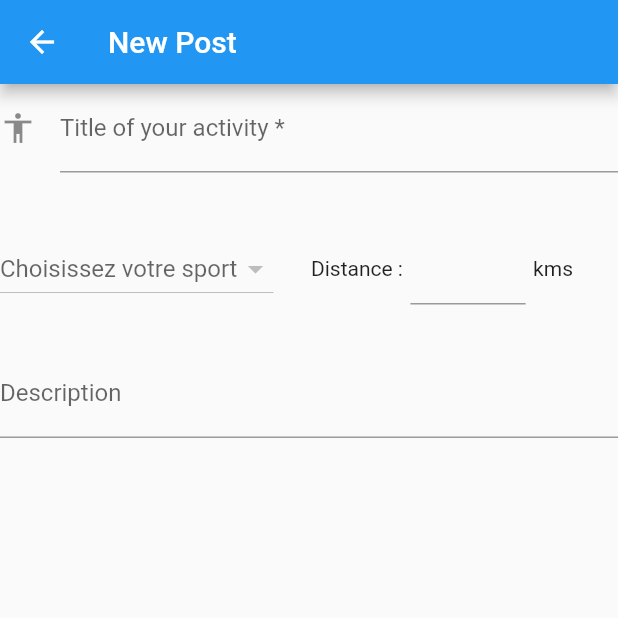
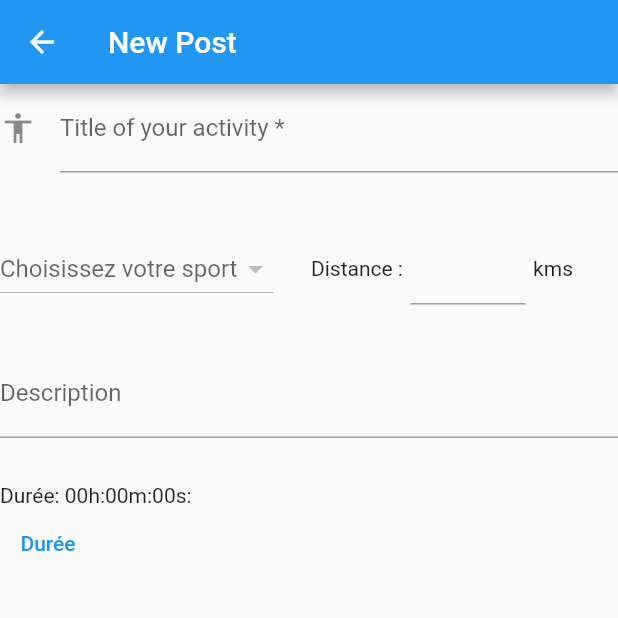
Before and after one commit to DebroyeAntoine/social-network, a Flutter app: the EditPostView screen opened directly, on a phone screen of 412 x 824 dp, the top half of it. Run offline on Flutter 3.47's test engine with Material 2 defaults, Android fonts, the phone set to English and light mode, and no system bars; our stand-ins replace bloc, cloud_firestore, email_validator, equatable, firebase_auth, firebase_core and 2 more; accounts and stored records are empty; network calls fail.

Commit message:
edit_post: Add a duration picker
The duration time picker is shown in a dialog popup and saved into the bloc

```diff
--- a/lib/bloc/post_bloc/post_event.dart
+++ b/lib/bloc/post_bloc/post_event.dart
@@ -43,6 +43,15 @@ class PostDistanceChanged extends PostEvent {
   List<Object?> get props => [distance];
 }
 
+class PostDurationChanged extends PostEvent {
+  const PostDurationChanged({this.duration});
+
+  final Duration? duration;
+
+  @override
+  List<Object?> get props => [duration];
+}
+
 class PostSubmitted extends PostEvent {
   const PostSubmitted();
 }
--- a/lib/bloc/post_bloc/post_state.dart
+++ b/lib/bloc/post_bloc/post_state.dart
@@ -21,7 +21,7 @@ class PostState extends Equatable {
     this.sport,
     this.title,
     this.distance,
-
+    this.duration,
   });
 
   bool get isNewPost => initialPost == null;
@@ -36,6 +36,7 @@ class PostState extends Equatable {
   final String? sport;
   final String? title;
   final double? distance;
+  final Duration? duration;
 
   PostState copyWith({
     PostStatus? status,
@@ -48,6 +49,7 @@ class PostState extends Equatable {
     List<String>? sports,
     String? title,
     double? distance,
+    Duration? duration,
   }) {
     return PostState(
       date: date ?? this.date,
@@ -60,6 +62,7 @@ class PostState extends Equatable {
       sports: sports ?? this.sports,
       title: title ?? this.title,
       distance: distance ?? this.distance,
+      duration: duration ?? this.duration,
     );
   }
 
@@ -68,5 +71,5 @@ class PostState extends Equatable {
 
 
   @override
-  List<Object?> get props => [status, description, initialPost, image, user, date, sport, sports, title, distance];
+  List<Object?> get props => [status, description, initialPost, image, user, date, sport, sports, title, distance, duration];
 }
--- a/lib/presentation/edit_post.dart
+++ b/lib/presentation/edit_post.dart
@@ -1,4 +1,5 @@
 
+import 'package:flutter/cupertino.dart';
 import 'package:flutter/material.dart';
 import 'package:flutter_bloc/flutter_bloc.dart';
 import 'package:social_network/bloc/post_bloc/post_bloc.dart';
@@ -37,6 +38,8 @@ class EditPostView extends StatelessWidget {
   Widget build(BuildContext context) {
     final sports = context.select((PostBloc bloc) => bloc.state.sports);
     final sport = context.select((PostBloc bloc) => bloc.state.sport);
+    return BlocBuilder<PostBloc, PostState>(
+  builder: (context, state) {
     return Scaffold(
       appBar: AppBar(
         title: const Text("New Post"),
@@ -99,7 +102,70 @@ class EditPostView extends StatelessWidget {
                 context.read<PostBloc>().add(PostDescriptionChanged(description: description));
               },
             ),
+            const SizedBox(height: 30),
+            Text("Durée: " + (context
+                          .read<PostBloc>()
+                          .state
+                          .duration
+                          ?.inHours
+                          .toString() ??
+                      '00') +
+                  'h:' +
+                  (context
+                          .read<PostBloc>()
+                          .state
+                          .duration
+                          ?.inMinutes
+                          .remainder(60)
+                          .toString() ??
+                      '00') +
+                  'm:' +
+                  (context
+                          .read<PostBloc>()
+                          .state
+                          .duration
+                          ?.inSeconds
+                          .remainder(60)
+                          .toString() ??
+                      '00') +
+                  's:'),
+              TextButton(
+              child: const Text('Durée'),
+              onPressed: () {
+                showMyDialog(context);
+              },
+            ),
           ])
         );
+  },
+);
+  }
+
+  void showMyDialog(BuildContext context) {
+    final bloc = context.read<PostBloc>();
+    showDialog<bool>(
+        context: context,
+        builder: (BuildContext context) {
+          return BlocProvider<PostBloc>.value(
+              value: bloc,
+              child: AlertDialog(
+                insetPadding: EdgeInsets.symmetric(horizontal: 20),
+                content: SizedBox(
+                    width: 200,
+                    height: 200,
+                    child: CupertinoTimerPicker(
+                        onTimerDurationChanged: (Duration duration) {
+                          bloc.add(PostDurationChanged(duration: duration));
+                    })),
+                actions: <Widget>[
+                  TextButton(
+                    child: const Text('OK'),
+                    onPressed: () {
+                      Navigator.of(context).pop(true);
+                    },
+                  ),
+                ],
+              ));
+        });
   }
 }
--- a/lib/repository/models/post.dart
+++ b/lib/repository/models/post.dart
@@ -35,6 +35,7 @@ class Post extends Equatable {
     required this.sport,
     required this.title,
     required this.distance,
+    required this.duration,
   })  : /*assert(
   id == null,
   'id can not be null and should be empty',
@@ -70,6 +71,8 @@ class Post extends Equatable {
 
   final double distance;
 
+  final Duration duration;
+
   /// Returns a copy of this todo with the given values updated.
   ///
   /// {@macro todo}
@@ -82,6 +85,7 @@ class Post extends Equatable {
     String? sport,
     String? title,
     double? distance,
+    Duration? duration,
   }) {
     return Post(
       id: id ?? this.id,
@@ -91,7 +95,8 @@ class Post extends Equatable {
       user: user ?? this.user,
       sport: sport ?? this.sport,
       title: title ?? this.title,
-      distance: distance ?? this.distance
+      distance: distance ?? this.distance,
+      duration: duration ?? this.duration,
     );
   }
 
@@ -102,14 +107,14 @@ class Post extends Equatable {
   JsonMap toJson() => _$PostToJson(this);
 
   @override
-  List<Object> get props => [id, description, image, date, user, sport, title, distance];
+  List<Object> get props => [id, description, image, date, user, sport, title, distance, duration];
 
   static int _toJson(Timestamp time) => time.millisecondsSinceEpoch;
   static Timestamp _fromJson (int time) =>
       Timestamp.fromMicrosecondsSinceEpoch(time);
 
   PostEntity toEntity() {
-    return PostEntity(id, description, date, user, image, sport, title, distance);
+    return PostEntity(id, description, date, user, image, sport, title, distance, duration);
   }
 
   static Post fromEntity(PostEntity entity) {
@@ -122,6 +127,7 @@ class Post extends Equatable {
       sport: entity.sport,
       title: entity.title,
       distance: entity.distance,
+      duration: entity.duration,
     );
   }
 }
--- a/lib/repository/post_entity.dart
+++ b/lib/repository/post_entity.dart
@@ -12,9 +12,10 @@ class PostEntity extends Equatable {
   final String sport;
   final String title;
   final double distance;
+  final Duration duration;
 
   const PostEntity(this.id, this.description, this.date, this.user, this.image,
-      this.sport, this.title, this.distance);
+      this.sport, this.title, this.distance, this.duration);
 
   Map<String, Object> toJson() {
     return {
@@ -26,13 +27,14 @@ class PostEntity extends Equatable {
       'sport': sport,
       'title': title,
       'distance': distance,
+      'duration': duration,
     };
   }
 
   @override
   String toString() {
     return 'PostEntity { date: $date, title: $title, sport: $sport user: $user, image: $image, '
-        'description: $description, id: $id distance: $distance }';
+        'description: $description, id: $id distance: $distance duration: $duration }';
   }
 
   static PostEntity fromJson(Map<String, Object> json) {
@@ -45,6 +47,7 @@ class PostEntity extends Equatable {
       json['sport'] as String,
       json['title'] as String,
       json['distance'] as double,
+      json['duration'] as Duration,
     );
   }
 
@@ -58,6 +61,7 @@ class PostEntity extends Equatable {
       snap.get('sport'),
       snap.get('title'),
       snap.get('distance'),
+      snap.get('duration'),
     );
   }
 
@@ -70,11 +74,12 @@ class PostEntity extends Equatable {
       'sport': sport,
       'title': title,
       'distance': distance,
+      'duration': duration,
     };
   }
 
   @override
   // TODO: implement props
-  List<Object?> get props => [id, description, image, user, date, sport, title, distance];
+  List<Object?> get props => [id, description, image, user, date, sport, title, distance, duration];
 
 }
```
Also changed, not shown: lib/bloc/post_bloc/post_bloc.dart (+10 -1 lines), lib/repository/models/post.g.dart.
